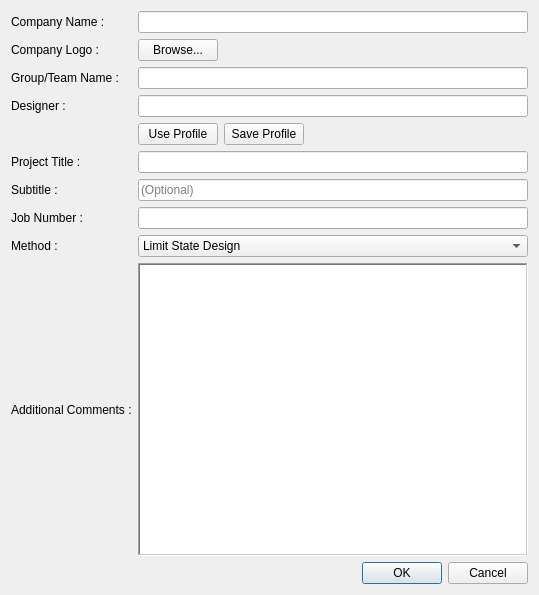
The window that Connections/Shear/Endplate/summary_popup.ui (GreatDevelopers/osdag-core) describes before a commit, drawn with Qt 5.
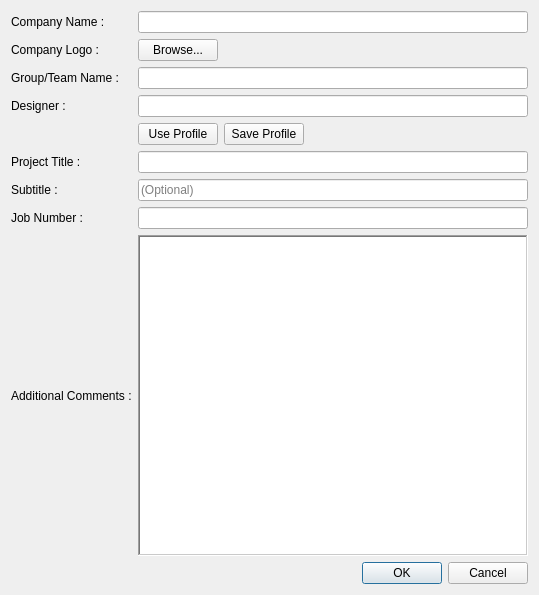
The same window after the commit.

Commit message: Fix: remove design 'method'

Diff of the .ui file:
```diff
--- a/Connections/Shear/Endplate/summary_popup.ui
+++ b/Connections/Shear/Endplate/summary_popup.ui
@@ -193,39 +193,13 @@
     </widget>
    </item>
    <item row="8" column="0">
-    <widget class="QLabel" name="lbl_method">
-     <property name="text">
-      <string>Method :</string>
-     </property>
-    </widget>
-   </item>
-   <item row="8" column="1">
-    <widget class="QComboBox" name="comboBox_method">
-     <item>
-      <property name="text">
-       <string>Limit State Design</string>
-      </property>
-     </item>
-     <item>
-      <property name="text">
-       <string>Limit State (Capacity Based) Design</string>
-      </property>
-     </item>
-     <item>
-      <property name="text">
-       <string>Working Stress Design</string>
-      </property>
-     </item>
-    </widget>
-   </item>
-   <item row="9" column="0">
     <widget class="QLabel" name="lbl_addComment">
      <property name="text">
       <string>Additional Comments :</string>
      </property>
     </widget>
    </item>
-   <item row="9" column="1">
+   <item row="8" column="1">
     <widget class="QTextEdit" name="txt_additionalComments">
      <property name="focusPolicy">
       <enum>Qt::StrongFocus</enum>
```
Left out of the diff: 57 changed lines with no effect on the pictures. The commit also changes 2 other files.
